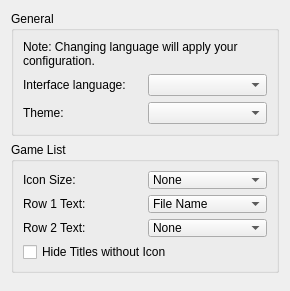
First picture: the form in src/citra_qt/configuration/configure_ui.ui, repository PabloMK7/citra, before the edit.
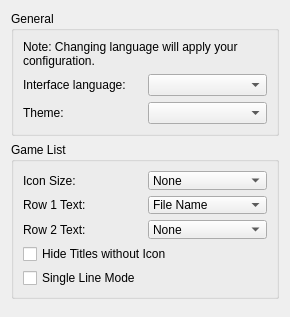
Second picture: the form after the edit.

Commit message:
citra_qt: Add single line mode for game list
This single line mode is aimed at restoring the intended behavior with Small or None icons. Line breaks will be replaced with commas (Region row) or spaces (Name row). One can toggle this option in UI configuration.

```diff
--- a/src/citra_qt/configuration/configure_ui.ui
+++ b/src/citra_qt/configuration/configure_ui.ui
@@ -185,6 +185,13 @@
           </property>
          </widget>
         </item>
+        <item>
+         <widget class="QCheckBox" name="toggle_single_line_mode">
+          <property name="text">
+           <string>Single Line Mode</string>
+          </property>
+         </widget>
+        </item>
        </layout>
       </item>
      </layout>
```
The commit also changes 4 other files.
